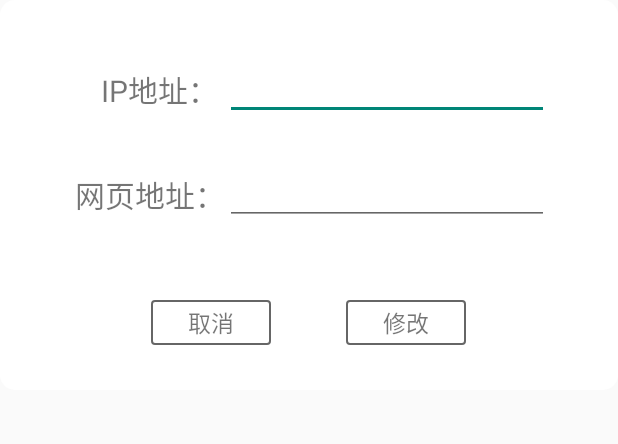
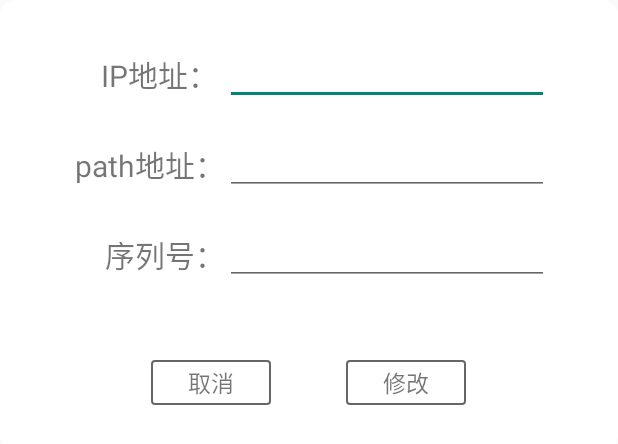
Before and after one commit to Dingzihao/hospital, an Android app: the layout dialog_setting.xml on its own in the app's theme, with its tools: preview values and no code run, on a phone screen of 412 x 824 dp. Shown: the top 444 px of the screen. Run offline under Robolectric (Android 15) with nearby library versions, the phone set to English and light mode, and no system bars.

Commit message:
更改配置信息

```diff
--- a/app/src/main/res/layout/dialog_setting.xml
+++ b/app/src/main/res/layout/dialog_setting.xml
@@ -9,7 +9,7 @@
         android:layout_width="match_parent"
         android:layout_height="40dp"
         android:layout_marginLeft="50dp"
-        android:layout_marginTop="40dp"
+        android:layout_marginTop="30dp"
         android:layout_marginRight="50dp"
         android:orientation="horizontal">
 
@@ -32,18 +32,41 @@
         android:layout_width="match_parent"
         android:layout_height="40dp"
         android:layout_marginLeft="50dp"
-        android:layout_marginTop="30dp"
+        android:layout_marginTop="20dp"
         android:layout_marginRight="50dp"
         android:orientation="horizontal">
         <TextView
             android:layout_width="100dp"
             android:layout_height="match_parent"
             android:gravity="center|right"
-            android:text="网页地址："
+            android:text="path地址："
             android:textSize="20sp" />
 
         <EditText
             android:id="@+id/tv_url"
+            android:layout_width="300dp"
+            android:layout_height="match_parent"
+            android:inputType="text"
+            android:singleLine="true" />
+
+    </LinearLayout>
+
+    <LinearLayout
+        android:layout_width="match_parent"
+        android:layout_height="40dp"
+        android:layout_marginLeft="50dp"
+        android:layout_marginTop="20dp"
+        android:layout_marginRight="50dp"
+        android:orientation="horizontal">
+        <TextView
+            android:layout_width="100dp"
+            android:layout_height="match_parent"
+            android:gravity="center|right"
+            android:text="序列号："
+            android:textSize="20sp" />
+
+        <EditText
+            android:id="@+id/tv_sn"
             android:layout_width="300dp"
             android:layout_height="match_parent"
             android:inputType="text"
```
Also changed, not shown: app/src/main/java/com/dzh/hospital/App.java (+0 -9 lines), app/src/main/java/com/dzh/hospital/DecoObject.java (deleted, +0 -13 lines), app/src/main/java/com/dzh/hospital/util/SpUtil.java (added, +37 -0 lines), app/src/main/java/com/dzh/hospital/util/TTSUtils.java (+24 -14 lines), app/src/main/java/com/dzh/hospital/view/MainActivity.java (+30 -14 lines), 2 other files.
